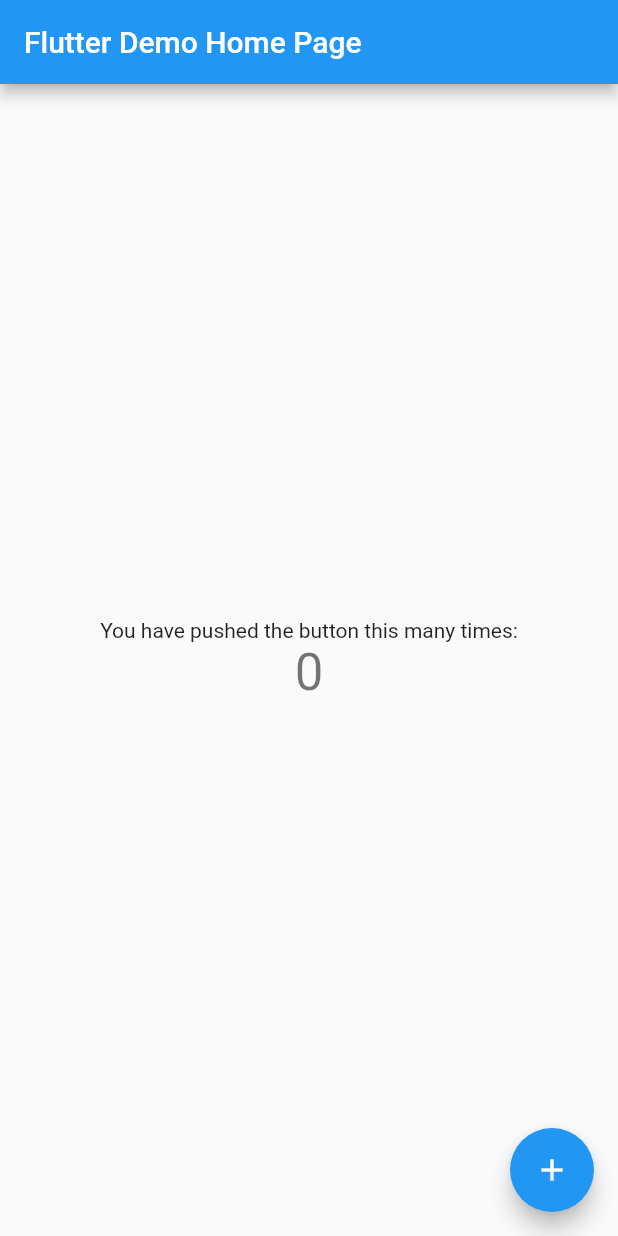
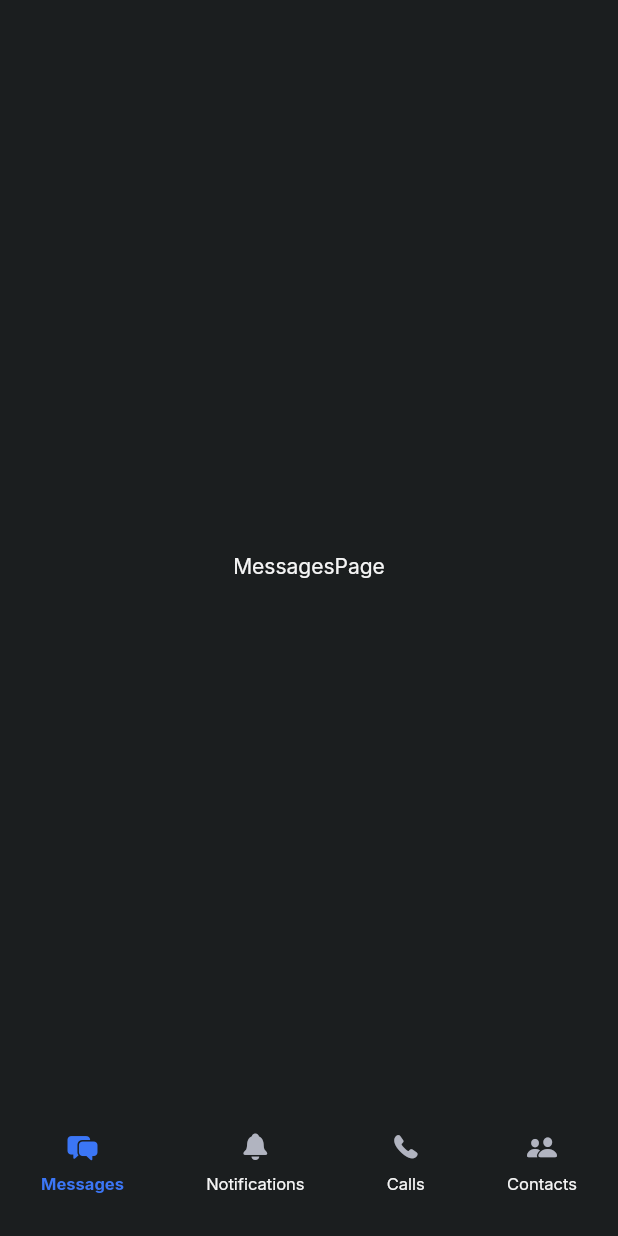
Before and after one commit to in-ch/flutter_chatting_app, a Flutter app: the screen it shows after launch, on a phone screen of 412 x 824 dp. Run offline on Flutter 3.47's test engine with Material 2 defaults, Android fonts, the phone set to English and light mode, and no system bars; our stand-ins replace google_fonts.

Commit message:
:lipstick: theme&bottom navigation

```diff
--- a/lib/main.dart
+++ b/lib/main.dart
@@ -1,115 +1,20 @@
 import 'package:flutter/material.dart';
 
-void main() {
-  runApp(const MyApp());
-}
+import 'package:chatting_app/screens/screens.dart';
+import 'package:chatting_app/style/theme.dart';
+
+void main() => runApp(const MyApp());
 
 class MyApp extends StatelessWidget {
   const MyApp({Key? key}) : super(key: key);
 
-  // This widget is the root of your application.
   @override
   Widget build(BuildContext context) {
     return MaterialApp(
-      title: 'Flutter Demo',
-      theme: ThemeData(
-        // This is the theme of your application.
-        //
-        // Try running your application with "flutter run". You'll see the
-        // application has a blue toolbar. Then, without quitting the app, try
-        // changing the primarySwatch below to Colors.green and then invoke
-        // "hot reload" (press "r" in the console where you ran "flutter run",
-        // or simply save your changes to "hot reload" in a Flutter IDE).
-        // Notice that the counter didn't reset back to zero; the application
-        // is not restarted.
-        primarySwatch: Colors.blue,
-      ),
-      home: const MyHomePage(title: 'Flutter Demo Home Page'),
-    );
+        theme: AppTheme.light(),
+        darkTheme: AppTheme.dark(),
+        themeMode: ThemeMode.dark,
+        title: 'Chatter',
+        home: HomeScreen());
   }
 }
-
-class MyHomePage extends StatefulWidget {
-  const MyHomePage({Key? key, required this.title}) : super(key: key);
-
-  // This widget is the home page of your application. It is stateful, meaning
-  // that it has a State object (defined below) that contains fields that affect
-  // how it looks.
-
-  // This class is the configuration for the state. It holds the values (in this
-  // case the title) provided by the parent (in this case the App widget) and
-  // used by the build method of the State. Fields in a Widget subclass are
-  // always marked "final".
-
-  final String title;
-
-  @override
-  State<MyHomePage> createState() => _MyHomePageState();
-}
-
-class _MyHomePageState extends State<MyHomePage> {
-  int _counter = 0;
-
-  void _incrementCounter() {
-    setState(() {
-      // This call to setState tells the Flutter framework that something has
-      // changed in this State, which causes it to rerun the build method below
-      // so that the display can reflect the updated values. If we changed
-      // _counter without calling setState(), then the build method would not be
-      // called again, and so nothing would appear to happen.
-      _counter++;
-    });
-  }
-
-  @override
-  Widget build(BuildContext context) {
-    // This method is rerun every time setState is called, for instance as done
-    // by the _incrementCounter method above.
-    //
-    // The Flutter framework has been optimized to make rerunning build methods
-    // fast, so that you can just rebuild anything that needs updating rather
-    // than having to individually change instances of widgets.
-    return Scaffold(
-      appBar: AppBar(
-        // Here we take the value from the MyHomePage object that was created by
-        // the App.build method, and use it to set our appbar title.
-        title: Text(widget.title),
-      ),
-      body: Center(
-        // Center is a layout widget. It takes a single child and positions it
-        // in the middle of the parent.
-        child: Column(
-          // Column is also a layout widget. It takes a list of children and
-          // arranges them vertically. By default, it sizes itself to fit its
-          // children horizontally, and tries to be as tall as its parent.
-          //
-          // Invoke "debug painting" (press "p" in the console, choose the
-          // "Toggle Debug Paint" action from the Flutter Inspector in Android
-          // Studio, or the "Toggle Debug Paint" command in Visual Studio Code)
-          // to see the wireframe for each widget.
-          //
-          // Column has various properties to control how it sizes itself and
-          // how it positions its children. Here we use mainAxisAlignment to
-          // center the children vertically; the main axis here is the vertical
-          // axis because Columns are vertical (the cross axis would be
-          // horizontal).
-          mainAxisAlignment: MainAxisAlignment.center,
-          children: <Widget>[
-            const Text(
-              'You have pushed the button this many times:',
-            ),
-            Text(
-              '$_counter',
-              style: Theme.of(context).textTheme.headline4,
-            ),
-          ],
-        ),
-      ),
-      floatingActionButton: FloatingActionButton(
-        onPressed: _incrementCounter,
-        tooltip: 'Increment',
-        child: const Icon(Icons.add),
-      ), // This trailing comma makes auto-formatting nicer for build methods.
-    );
-  }
-}
--- /dev/null
+++ b/lib/pages/calls_page.dart
@@ -0,0 +1,10 @@
+import 'package:flutter/material.dart';
+
+class CallsPage extends StatelessWidget {
+  const CallsPage({Key? key}) : super(key: key);
+
+  @override
+  Widget build(BuildContext context) {
+    return const Center(child: Text('CallsPage'));
+  }
+}
--- /dev/null
+++ b/lib/pages/contacts_page.dart
@@ -0,0 +1,10 @@
+import 'package:flutter/material.dart';
+
+class ContactsPage extends StatelessWidget {
+  const ContactsPage({Key? key}) : super(key: key);
+
+  @override
+  Widget build(BuildContext context) {
+    return const Center(child: Text('ContactsPage'));
+  }
+}
--- /dev/null
+++ b/lib/pages/messages_page.dart
@@ -0,0 +1,10 @@
+import 'package:flutter/material.dart';
+
+class MessagesPage extends StatelessWidget {
+  const MessagesPage({Key? key}) : super(key: key);
+
+  @override
+  Widget build(BuildContext context) {
+    return const Center(child: Text('MessagesPage'));
+  }
+}
--- /dev/null
+++ b/lib/pages/notifications_page.dart
@@ -0,0 +1,10 @@
+import 'package:flutter/material.dart';
+
+class NotificationsPage extends StatelessWidget {
+  const NotificationsPage({Key? key}) : super(key: key);
+
+  @override
+  Widget build(BuildContext context) {
+    return const Center(child: Text('NotificationsPage'));
+  }
+}
--- /dev/null
+++ b/lib/screens/home_screen.dart
@@ -0,0 +1,143 @@
+import 'package:chatting_app/pages/calls_page.dart';
+import 'package:chatting_app/pages/contacts_page.dart';
+import 'package:chatting_app/pages/messages_page.dart';
+import 'package:chatting_app/pages/notifications_page.dart';
+import 'package:chatting_app/style/theme.dart';
+import 'package:flutter/cupertino.dart';
+import 'package:flutter/material.dart';
+
+class HomeScreen extends StatelessWidget {
+  HomeScreen({Key? key}) : super(key: key);
+
+  final ValueNotifier<int> pageIndex = ValueNotifier(0);
+
+  final pages = const [
+    MessagesPage(),
+    NotificationsPage(),
+    CallsPage(),
+    ContactsPage(),
+  ];
+
+  @override
+  Widget build(BuildContext context) {
+    pageIndex.addListener(() {});
+
+    return Scaffold(
+      body: ValueListenableBuilder(
+          valueListenable: pageIndex,
+          builder: (BuildContext context, int value, _) {
+            return pages[value];
+          }),
+      bottomNavigationBar: _BottomNavigationBar(
+        onItemSelected: (index) {
+          pageIndex.value = index;
+        },
+      ),
+    );
+  }
+}
+
+class _BottomNavigationBar extends StatefulWidget {
+  const _BottomNavigationBar({
+    Key? key,
+    required this.onItemSelected,
+  }) : super(key: key);
+
+  final ValueChanged<int> onItemSelected;
+
+  @override
+  State<_BottomNavigationBar> createState() => _BottomNavigationBarState();
+}
+
+class _BottomNavigationBarState extends State<_BottomNavigationBar> {
+  var selectedIndex = 0;
+
+  void handleItemSelected(int index) {
+    setState(() {
+      selectedIndex = index;
+    });
+    widget.onItemSelected(index);
+  }
+
+  @override
+  Widget build(BuildContext context) {
+    return SafeArea(
+      top: false,
+      bottom: true,
+      child: Row(
+        mainAxisAlignment: MainAxisAlignment.spaceAround,
+        children: [
+          _NavigationBarItems(
+              index: 0,
+              onTap: handleItemSelected,
+              isSelected: (selectedIndex == 0),
+              lable: 'Messages',
+              icon: CupertinoIcons.bubble_left_bubble_right_fill),
+          _NavigationBarItems(
+              index: 1,
+              onTap: handleItemSelected,
+              isSelected: (selectedIndex == 1),
+              lable: 'Notifications',
+              icon: CupertinoIcons.bell_solid),
+          _NavigationBarItems(
+              index: 2,
+              onTap: handleItemSelected,
+              isSelected: (selectedIndex == 2),
+              lable: 'Calls',
+              icon: CupertinoIcons.phone_fill),
+          _NavigationBarItems(
+              index: 3,
+              onTap: handleItemSelected,
+              isSelected: (selectedIndex == 3),
+              lable: 'Contacts',
+              icon: CupertinoIcons.person_2_fill),
+        ],
+      ),
+    );
+  }
+}
+
+class _NavigationBarItems extends StatelessWidget {
+  const _NavigationBarItems(
+      {Key? key,
+      required this.lable,
+      required this.icon,
+      required this.index,
+      this.isSelected = false,
+      required this.onTap})
+      : super(key: key);
+
+  final String lable;
+  final IconData icon;
+  final int index;
+  final bool isSelected;
+  final ValueChanged<int> onTap;
+
+  @override
+  Widget build(BuildContext context) {
+    return GestureDetector(
+      behavior: HitTestBehavior.opaque,
+      onTap: () {
+        onTap(index);
+      },
+      child: SizedBox(
+        height: 70.0,
+        child: Column(
+          mainAxisSize: MainAxisSize.min,
+          children: [
+            Icon(icon,
+                size: 20, color: isSelected ? AppColors.secondary : null),
+            const SizedBox(height: 8),
+            Text(lable,
+                style: isSelected
+                    ? const TextStyle(
+                        fontSize: 11,
+                        fontWeight: FontWeight.bold,
+                        color: AppColors.secondary)
+                    : const TextStyle(fontSize: 11)),
+          ],
+        ),
+      ),
+    );
+  }
+}
--- /dev/null
+++ b/lib/screens/screens.dart
@@ -0,0 +1 @@
+export 'home_screen.dart';
--- /dev/null
+++ b/lib/style/theme.dart
@@ -0,0 +1,61 @@
+import 'package:flutter/material.dart';
+import 'package:google_fonts/google_fonts.dart';
+
+abstract class AppColors {
+  static const secondary = Color(0xFF3B76F6);
+  static const accent = Color(0xFFD6755B);
+  static const textDark = Color(0xFF53585A);
+  static const textLigth = Color(0xFFF5F5F5);
+  static const textFaded = Color(0xFF9899A5);
+  static const iconLight = Color(0xFFB1B4C0);
+  static const iconDark = Color(0xFFB1B3C1);
+  static const textHighlight = secondary;
+  static const cardLight = Color(0xFFF9FAFE);
+  static const cardDark = Color(0xFF303334);
+}
+
+abstract class _LightColors {
+  static const background = Colors.white;
+  static const card = AppColors.cardLight;
+}
+
+abstract class _DarkColors {
+  static const background = Color(0xFF1B1E1F);
+  static const card = AppColors.cardDark;
+}
+
+/// Reference to the application theme.
+abstract class AppTheme {
+  static const accentColor = AppColors.accent;
+  static final visualDensity = VisualDensity.adaptivePlatformDensity;
+
+  /// Light theme and its settings.
+  static ThemeData light() => ThemeData(
+        visualDensity: visualDensity,
+        textTheme:
+            GoogleFonts.mulishTextTheme().apply(bodyColor: AppColors.textDark),
+        backgroundColor: _LightColors.background,
+        scaffoldBackgroundColor: _LightColors.background,
+        cardColor: _LightColors.card,
+        primaryTextTheme: const TextTheme(
+          headline6: TextStyle(color: AppColors.textDark),
+        ),
+        iconTheme: const IconThemeData(color: AppColors.iconDark),
+        colorScheme: ColorScheme.fromSwatch().copyWith(secondary: accentColor),
+      );
+
+  /// Dark theme and its settings.
+  static ThemeData dark() => ThemeData(
+        visualDensity: visualDensity,
+        textTheme:
+            GoogleFonts.interTextTheme().apply(bodyColor: AppColors.textLigth),
+        backgroundColor: _DarkColors.background,
+        scaffoldBackgroundColor: _DarkColors.background,
+        cardColor: _DarkColors.card,
+        primaryTextTheme: const TextTheme(
+          headline6: TextStyle(color: AppColors.textLigth),
+        ),
+        iconTheme: const IconThemeData(color: AppColors.iconLight),
+        colorScheme: ColorScheme.fromSwatch().copyWith(secondary: accentColor),
+      );
+}
```
Also changed, not shown: analysis_options.yaml (+0 -26 lines), pubspec.yaml (+3 -68 lines), pubspec.lock, 14 other files.
